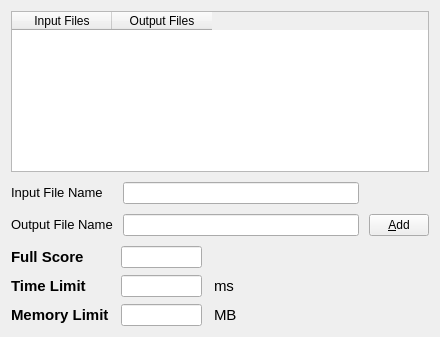
Before: the Qt Designer form forms_unix/testcaseeditwidget.ui in Dust1404/Project_LemonPlus, drawn with Qt 5.
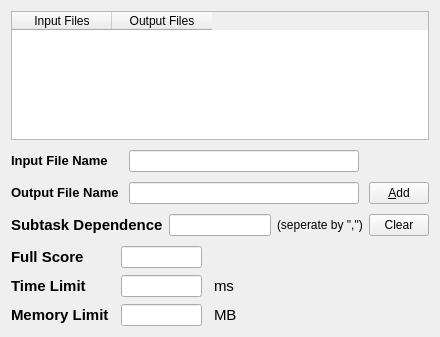
After: the same form once the commit is applied. Custom widgets are drawn as their Qt base class.

Patch:
```diff
--- a/forms_unix/testcaseeditwidget.ui
+++ b/forms_unix/testcaseeditwidget.ui
@@ -77,6 +77,13 @@
            <verstretch>0</verstretch>
           </sizepolicy>
          </property>
+         <property name="font">
+          <font>
+           <pointsize>10</pointsize>
+           <weight>75</weight>
+           <bold>true</bold>
+          </font>
+         </property>
          <property name="styleSheet">
           <string notr="true">font-size: 10pt;</string>
          </property>
@@ -112,6 +119,13 @@
            <verstretch>0</verstretch>
           </sizepolicy>
          </property>
+         <property name="font">
+          <font>
+           <pointsize>10</pointsize>
+           <weight>75</weight>
+           <bold>true</bold>
+          </font>
+         </property>
          <property name="styleSheet">
           <string notr="true">font-size: 10pt;</string>
          </property>
@@ -152,6 +166,73 @@
      </item>
     </layout>
    </item>
+   <item>
+    <layout class="QHBoxLayout" name="horizontalLayout" stretch="0,0,0,0">
+     <property name="spacing">
+      <number>6</number>
+     </property>
+     <property name="rightMargin">
+      <number>0</number>
+     </property>
+     <property name="bottomMargin">
+      <number>0</number>
+     </property>
+     <item>
+      <widget class="QLabel" name="subtaskDependenceLabel">
+       <property name="sizePolicy">
+        <sizepolicy hsizetype="Fixed" vsizetype="Fixed">
+         <horstretch>0</horstretch>
+         <verstretch>0</verstretch>
+        </sizepolicy>
+       </property>
+       <property name="font">
+        <font>
+         <pointsize>11</pointsize>
+         <weight>75</weight>
+         <bold>true</bold>
+        </font>
+       </property>
+       <property name="text">
+        <string>Subtask Dependence</string>
+       </property>
+      </widget>
+     </item>
+     <item>
+      <widget class="QLineEdit" name="subtaskDependecne"/>
+     </item>
+     <item>
+      <widget class="QLabel" name="seperateLabel">
+       <property name="font">
+        <font>
+         <pointsize>9</pointsize>
+        </font>
+       </property>
+       <property name="text">
+        <string>(seperate by &quot;,&quot;)</string>
+       </property>
+      </widget>
+     </item>
+     <item>
+      <widget class="QPushButton" name="subtaskDependenceClearButton">
+       <property name="minimumSize">
+        <size>
+         <width>60</width>
+         <height>0</height>
+        </size>
+       </property>
+       <property name="maximumSize">
+        <size>
+         <width>60</width>
+         <height>16777215</height>
+        </size>
+       </property>
+       <property name="text">
+        <string>Clear</string>
+       </property>
+      </widget>
+     </item>
+    </layout>
+   </item>
    <item>
     <layout class="QGridLayout" name="gridLayout_2">
      <property name="horizontalSpacing">
```
